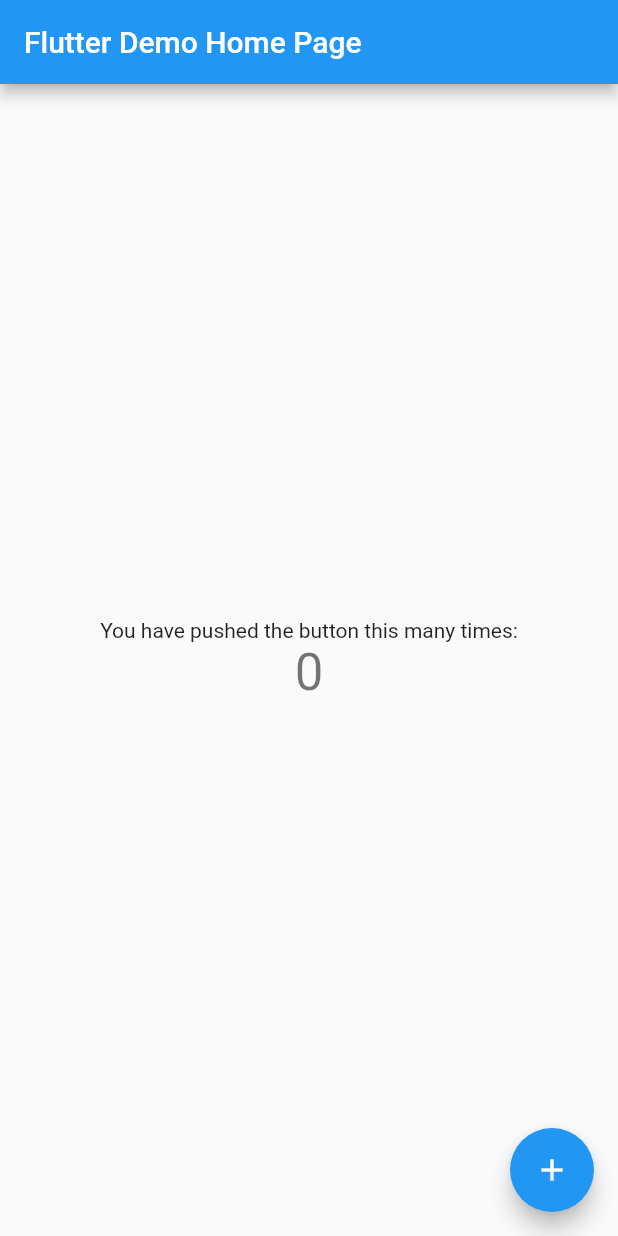
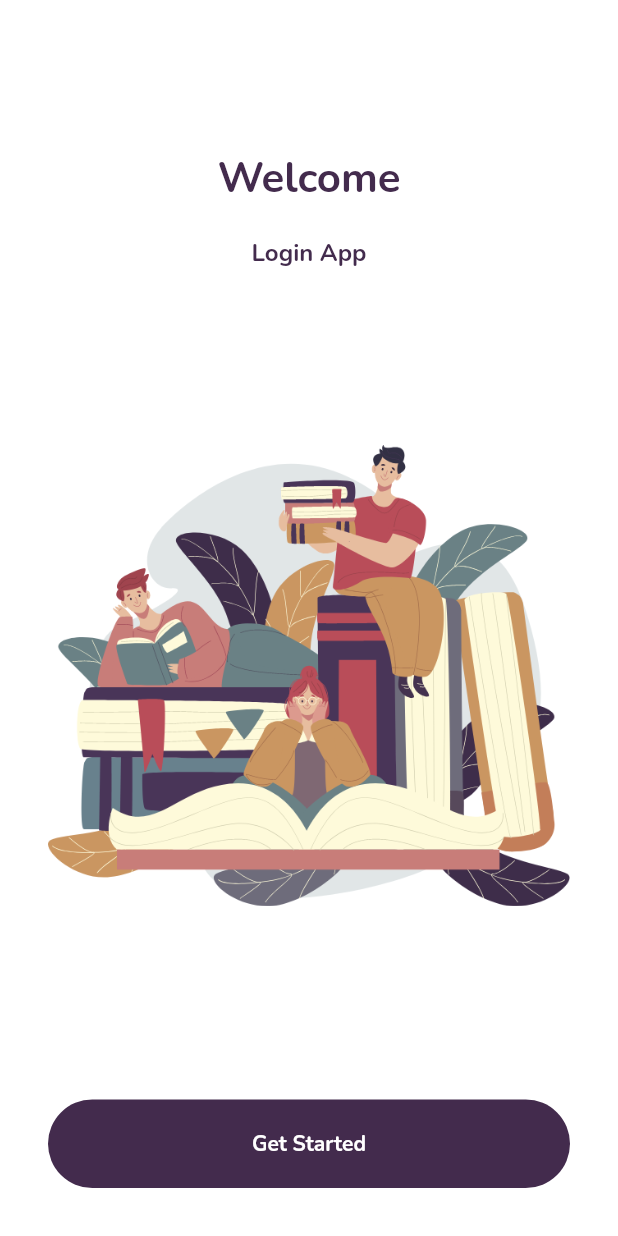
Before and after one commit to papob-boonpat/Login, a Flutter app: the screen it shows after launch, on a phone screen of 412 x 824 dp. Run offline on Flutter 3.47's test engine with Material 2 defaults, Android fonts, the phone set to English and light mode, and no system bars.

Commit message:
get started page

```diff
--- a/lib/main.dart
+++ b/lib/main.dart
@@ -9,105 +9,102 @@ class MyApp extends StatelessWidget {
   @override
   Widget build(BuildContext context) {
     return MaterialApp(
-      title: 'Flutter Demo',
-      theme: ThemeData(
-        // This is the theme of your application.
-        //
-        // Try running your application with "flutter run". You'll see the
-        // application has a blue toolbar. Then, without quitting the app, try
-        // changing the primarySwatch below to Colors.green and then invoke
-        // "hot reload" (press "r" in the console where you ran "flutter run",
-        // or simply save your changes to "hot reload" in a Flutter IDE).
-        // Notice that the counter didn't reset back to zero; the application
-        // is not restarted.
-        primarySwatch: Colors.blue,
+      debugShowCheckedModeBanner: false,
+      theme: ThemeData(fontFamily: "Nunito"),
+      home: Scaffold(
+        body: Container(
+          child: LoginPage(),
+        ),
       ),
-      home: MyHomePage(title: 'Flutter Demo Home Page'),
     );
   }
 }
 
-class MyHomePage extends StatefulWidget {
-  MyHomePage({Key? key, required this.title}) : super(key: key);
-
-  // This widget is the home page of your application. It is stateful, meaning
-  // that it has a State object (defined below) that contains fields that affect
-  // how it looks.
-
-  // This class is the configuration for the state. It holds the values (in this
-  // case the title) provided by the parent (in this case the App widget) and
-  // used by the build method of the State. Fields in a Widget subclass are
-  // always marked "final".
-
-  final String title;
+class LoginPage extends StatefulWidget {
+  const LoginPage({Key? key}) : super(key: key);
 
   @override
-  _MyHomePageState createState() => _MyHomePageState();
+  _LoginPageState createState() => _LoginPageState();
 }
 
-class _MyHomePageState extends State<MyHomePage> {
-  int _counter = 0;
+class _LoginPageState extends State<LoginPage> {
+  int _pageState = 0;
 
-  void _incrementCounter() {
-    setState(() {
-      // This call to setState tells the Flutter framework that something has
-      // changed in this State, which causes it to rerun the build method below
-      // so that the display can reflect the updated values. If we changed
-      // _counter without calling setState(), then the build method would not be
-      // called again, and so nothing would appear to happen.
-      _counter++;
-    });
-  }
+  var _backgroundColor = Colors.white;
+  var _headingColor = Color(0xFFB40284A);
 
   @override
   Widget build(BuildContext context) {
-    // This method is rerun every time setState is called, for instance as done
-    // by the _incrementCounter method above.
-    //
-    // The Flutter framework has been optimized to make rerunning build methods
-    // fast, so that you can just rebuild anything that needs updating rather
-    // than having to individually change instances of widgets.
-    return Scaffold(
-      appBar: AppBar(
-        // Here we take the value from the MyHomePage object that was created by
-        // the App.build method, and use it to set our appbar title.
-        title: Text(widget.title),
+    switch (_pageState) {
+      case 0:
+        _backgroundColor = Colors.white;
+        _headingColor = Color(0xFFB40284A);
+        break;
+      case 1:
+        _backgroundColor = Color(0xFFBD34C59);
+        _headingColor = Colors.white;
+        break;
+      case 2:
+        _backgroundColor = Color(0xFFBD34C59);
+        _headingColor = Colors.white;
+        break;
+    }
+
+    return AnimatedContainer(
+      curve: Curves.fastLinearToSlowEaseIn,
+      duration: Duration(milliseconds: 1000),
+      color: _backgroundColor,
+      child: Column(
+        mainAxisAlignment: MainAxisAlignment.spaceBetween,
+        children: [
+          Container(
+            child: Column(
+              children: [
+                Container(
+                  child: Text(
+                    "Welcome",
+                    style: TextStyle(color: _headingColor, fontSize: 28),
+                  ),
+                  margin: EdgeInsets.only(top: 100),
+                ),
+                Container(
+                  margin: EdgeInsets.all(20),
+                  child: Text(
+                    "Login App",
+                    style: TextStyle(color: _headingColor, fontSize: 16),
+                  ),
+                ),
+              ],
+            ),
+          ),
+          Container(
+            padding: EdgeInsets.symmetric(horizontal: 32),
+            child: Center(child: Image.asset("assets/images/splash_bg.png")),
+          ),
+          Container(
+            child: GestureDetector(
+              onTap: () {
+                setState(() {
+                  _pageState = _pageState == 0 ? 1 : 0;
+                });
+              },
+              child: Container(
+                margin: EdgeInsets.all(32),
+                padding: EdgeInsets.all(20),
+                width: double.infinity,
+                decoration: BoxDecoration(
+                    color: Color(0xFFB40284A),
+                    borderRadius: BorderRadius.circular(50)),
+                child: Center(
+                    child: Text(
+                  "Get Started",
+                  style: TextStyle(color: Colors.white),
+                )),
+              ),
+            ),
+          ),
+        ],
       ),
-      body: Center(
-        // Center is a layout widget. It takes a single child and positions it
-        // in the middle of the parent.
-        child: Column(
-          // Column is also a layout widget. It takes a list of children and
-          // arranges them vertically. By default, it sizes itself to fit its
-          // children horizontally, and tries to be as tall as its parent.
-          //
-          // Invoke "debug painting" (press "p" in the console, choose the
-          // "Toggle Debug Paint" action from the Flutter Inspector in Android
-          // Studio, or the "Toggle Debug Paint" command in Visual Studio Code)
-          // to see the wireframe for each widget.
-          //
-          // Column has various properties to control how it sizes itself and
-          // how it positions its children. Here we use mainAxisAlignment to
-          // center the children vertically; the main axis here is the vertical
-          // axis because Columns are vertical (the cross axis would be
-          // horizontal).
-          mainAxisAlignment: MainAxisAlignment.center,
-          children: <Widget>[
-            Text(
-              'You have pushed the button this many times:',
-            ),
-            Text(
-              '$_counter',
-              style: Theme.of(context).textTheme.headline4,
-            ),
-          ],
-        ),
-      ),
-      floatingActionButton: FloatingActionButton(
-        onPressed: _incrementCounter,
-        tooltip: 'Increment',
-        child: Icon(Icons.add),
-      ), // This trailing comma makes auto-formatting nicer for build methods.
     );
   }
 }
```
Also changed, not shown: pubspec.yaml (+7 -12 lines), assets/fonts/Nunito-Bold.ttf (added), assets/images/profile_image.png (added), assets/images/splash_bg.png (added).
